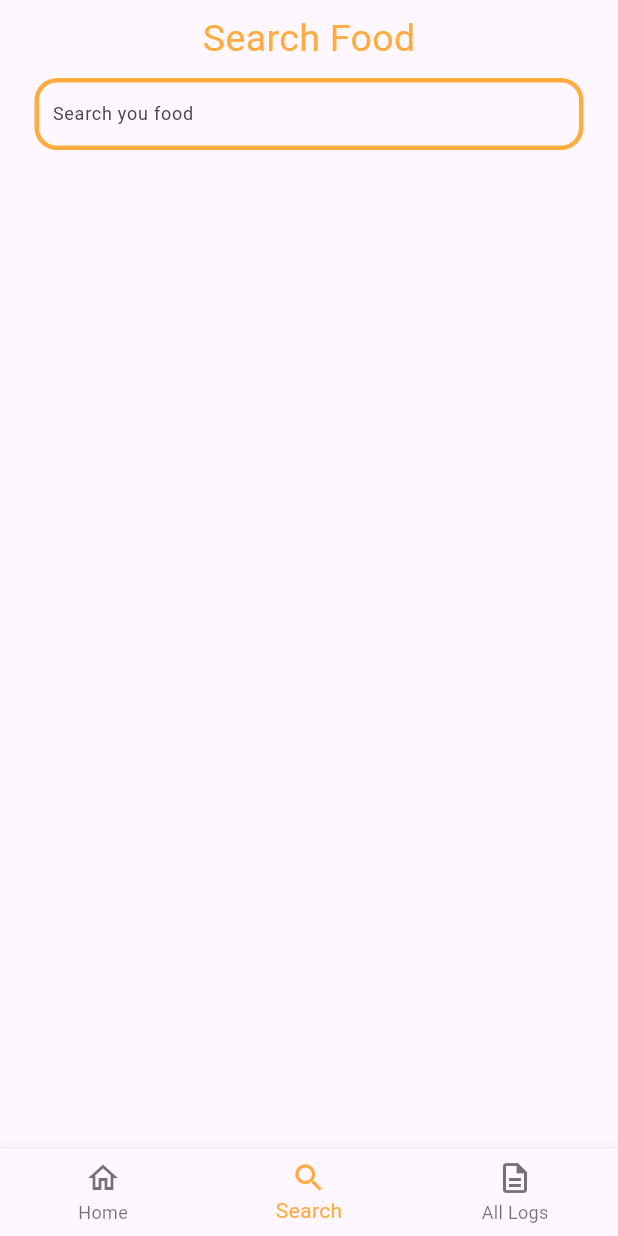
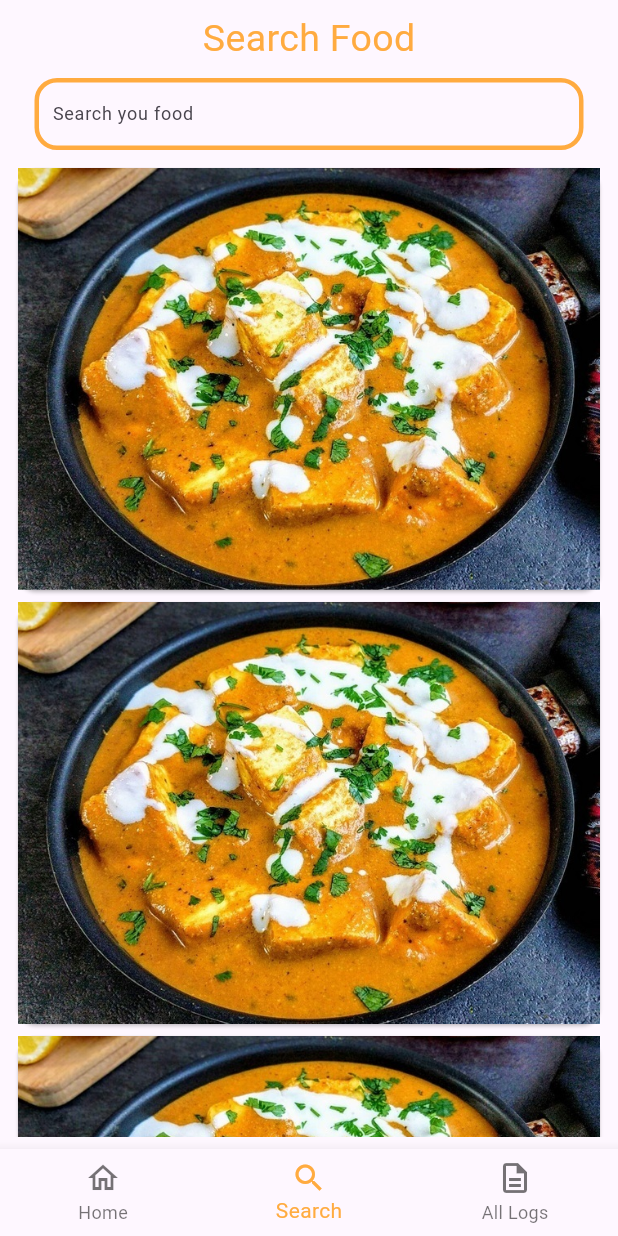
Before and after one commit to Tanujs1994/Calorie-app, a Flutter app: the screen it shows after launch, item 2 of the bottom bar chosen, on a phone screen of 412 x 824 dp. Run offline on Flutter 3.47's test engine with Material 2 defaults, Android fonts, the phone set to English and light mode, and no system bars.

Commit message:
create dishlist

```diff
--- a/lib/Searchfood.dart
+++ b/lib/Searchfood.dart
@@ -1,4 +1,5 @@
 import 'package:flutter/material.dart';
+import 'package:flutter_application_1/dishlist.dart';
 
 class TanujSearchFood extends StatelessWidget {
   const TanujSearchFood({super.key});
@@ -27,6 +28,7 @@ class TanujSearchFood extends StatelessWidget {
             ),
                   ),
           ),
+          TanujDishItem(),
         ],
 
       ),
--- a/lib/dishitem.dart
+++ /dev/null
@@ -1,10 +0,0 @@
-import 'package:flutter/material.dart';
-
-class TanujDishItem extends StatelessWidget {
-  const TanujDishItem({super.key});
-
-  @override
-  Widget build(BuildContext context) {
-    return Card();
-  }
-}
--- /dev/null
+++ b/lib/dishlist.dart
@@ -0,0 +1,27 @@
+// ignore_for_file: prefer_const_literals_to_create_immutables
+
+import 'package:flutter/material.dart';
+
+class TanujDishItem extends StatelessWidget {
+  const TanujDishItem({super.key});
+
+  @override
+  Widget build(BuildContext context) {
+    return  Expanded(
+      child: ListView(
+        scrollDirection: Axis.vertical,
+        children: [
+           Card(
+            child: ClipRRect(child: Image.asset('assets/images/shahipaneer.jpg')),
+          ),
+           Card(
+            child: Image.asset('assets/images/shahipaneer.jpg'),
+          ),
+           Card(
+            child: Image.asset('assets/images/shahipaneer.jpg'),
+          )
+        ],
+      ),
+    );
+  }
+}
```
Also changed, not shown: assets/images/shahipaneer.jpg (added).
